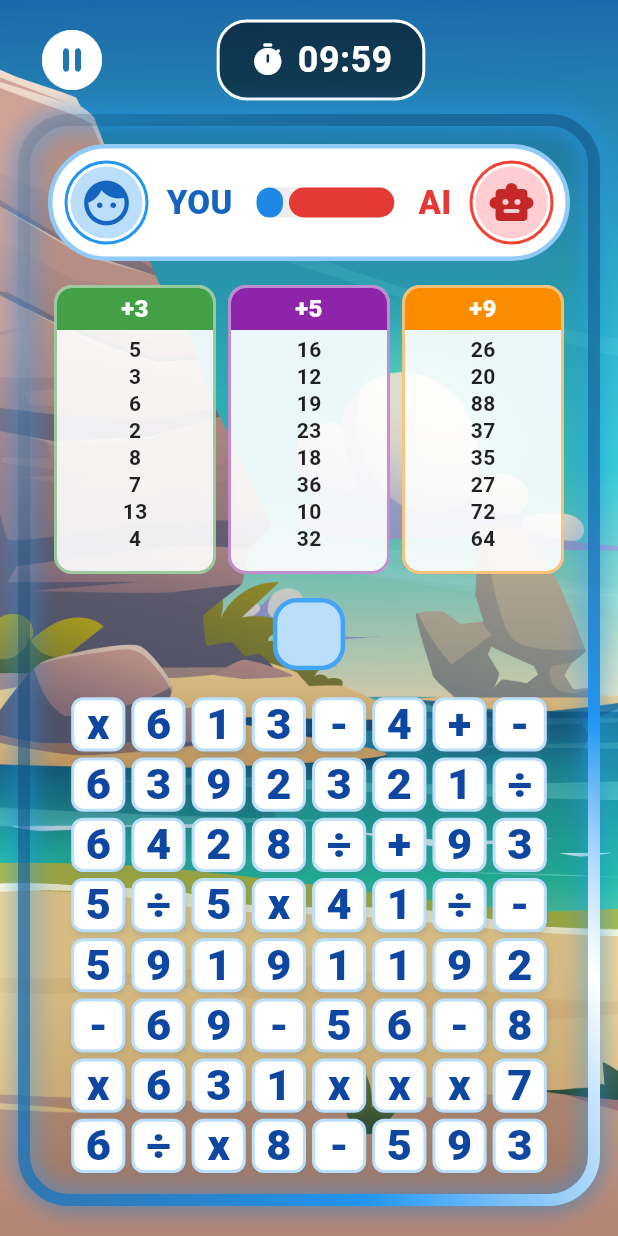
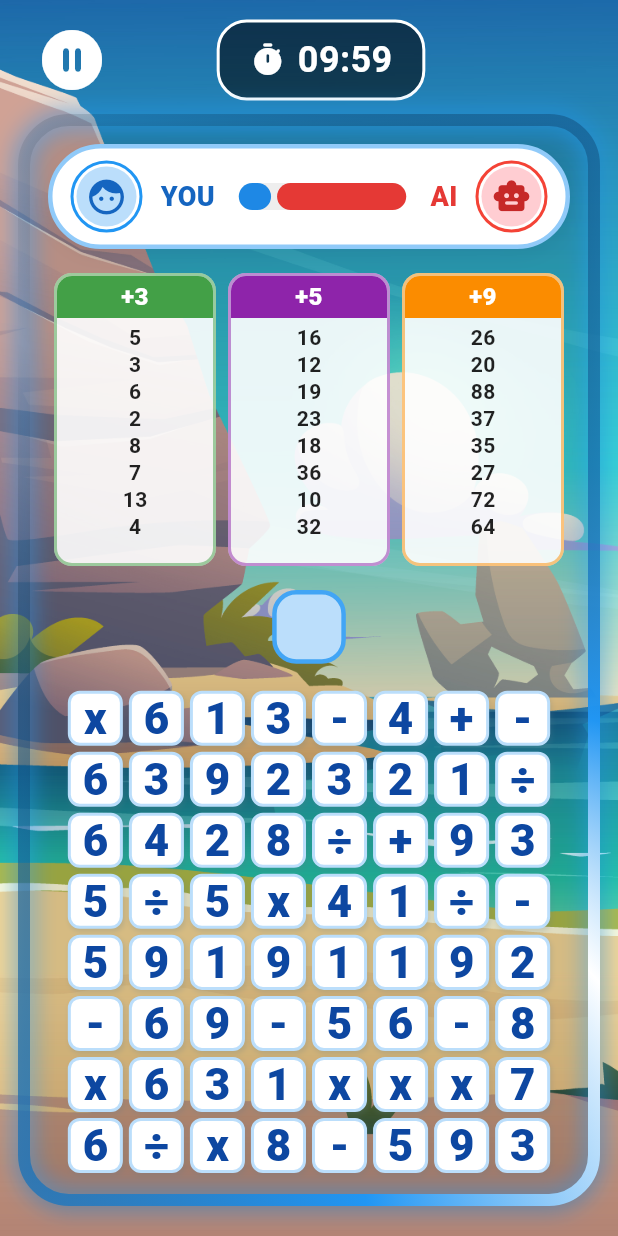
Before and after one commit to richi-git/kbt, a Flutter app: the GameView screen opened directly, on a phone screen of 412 x 824 dp. Run offline on Flutter 3.47's test engine with Material 3 defaults, Android fonts, the phone set to English and light mode, and no system bars; our stand-ins replace audioplayers, firebase_core, sqflite; accounts and stored records are empty.

Commit message:
Add files via upload

```diff
--- a/lib/widget/score_bar_widget.dart
+++ b/lib/widget/score_bar_widget.dart
@@ -16,12 +16,21 @@
     int flexUser = userScore > 0 ? userScore : 1;
     int flexAi = aiScore > 0 ? aiScore : 1;
 
-    return Container(
-      padding: const EdgeInsets.symmetric(horizontal: 8, vertical: 8),
+    return Center(
+      child: Container(
+        constraints: const BoxConstraints(maxWidth: 800),
+        padding: const EdgeInsets.symmetric(horizontal: 12, vertical: 8),
         decoration: BoxDecoration(
           color: Colors.white,
           borderRadius: BorderRadius.circular(50),
           border: Border.all(color: Colors.blue[200]!, width: 3),
+          boxShadow: [
+            BoxShadow(
+              color: Colors.black.withOpacity(0.05),
+              blurRadius: 10,
+              offset: const Offset(0, 4),
+            ),
+          ],
         ),
         child: Row(
           children: [
@@ -34,16 +43,17 @@
                 border: Border.all(color: Colors.blue, width: 2),
               ),
               child: CircleAvatar(
-              radius: 24,
+                radius: 20,
                 backgroundColor: Colors.blue[100],
-              child: Icon(Icons.face_rounded, color: Colors.blue[800], size: 36),
+                child:
+                    Icon(Icons.face_rounded, color: Colors.blue[800], size: 28),
               ),
             ),
             const SizedBox(width: 12),
             Text(
               "YOU",
               style: TextStyle(
-              fontSize: 22,
+                fontSize: 18,
                 fontWeight: FontWeight.w900,
                 color: Colors.blue[800],
               ),
@@ -53,7 +63,7 @@
             // Progress Bar
             Expanded(
               child: Container(
-              height: 20,
+                height: 18,
                 decoration: BoxDecoration(
                   borderRadius: BorderRadius.circular(10),
                   color: Colors.grey[200], // Latar belakang bar
@@ -88,7 +98,7 @@
             Text(
               "AI",
               style: TextStyle(
-              fontSize: 22,
+                fontSize: 18,
                 fontWeight: FontWeight.w900,
                 color: Colors.red[600],
               ),
@@ -104,13 +114,15 @@
                 border: Border.all(color: Colors.red, width: 2),
               ),
               child: CircleAvatar(
-              radius: 24,
+                radius: 20,
                 backgroundColor: Colors.red[100],
-              child: Icon(Icons.smart_toy_rounded, color: Colors.red[800], size: 32),
+                child: Icon(Icons.smart_toy_rounded,
+                    color: Colors.red[800], size: 26),
               ),
             ),
           ],
         ),
+      ),
     );
   }
 }
```
Lines whose indentation alone changed are shown as unchanged.
